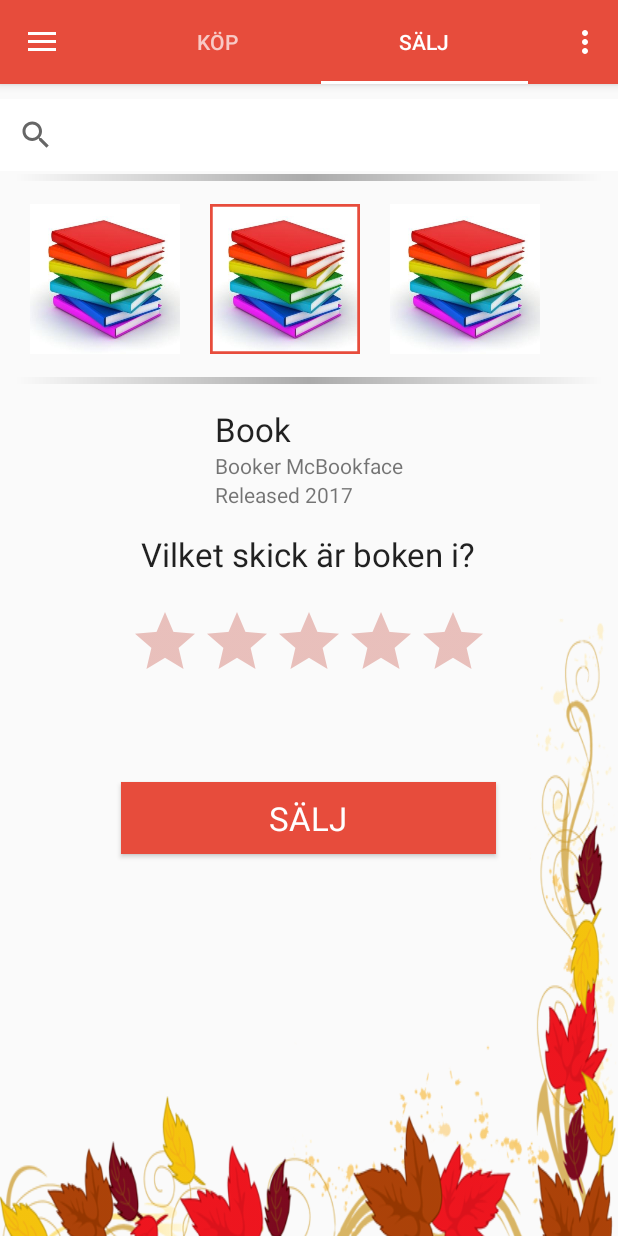
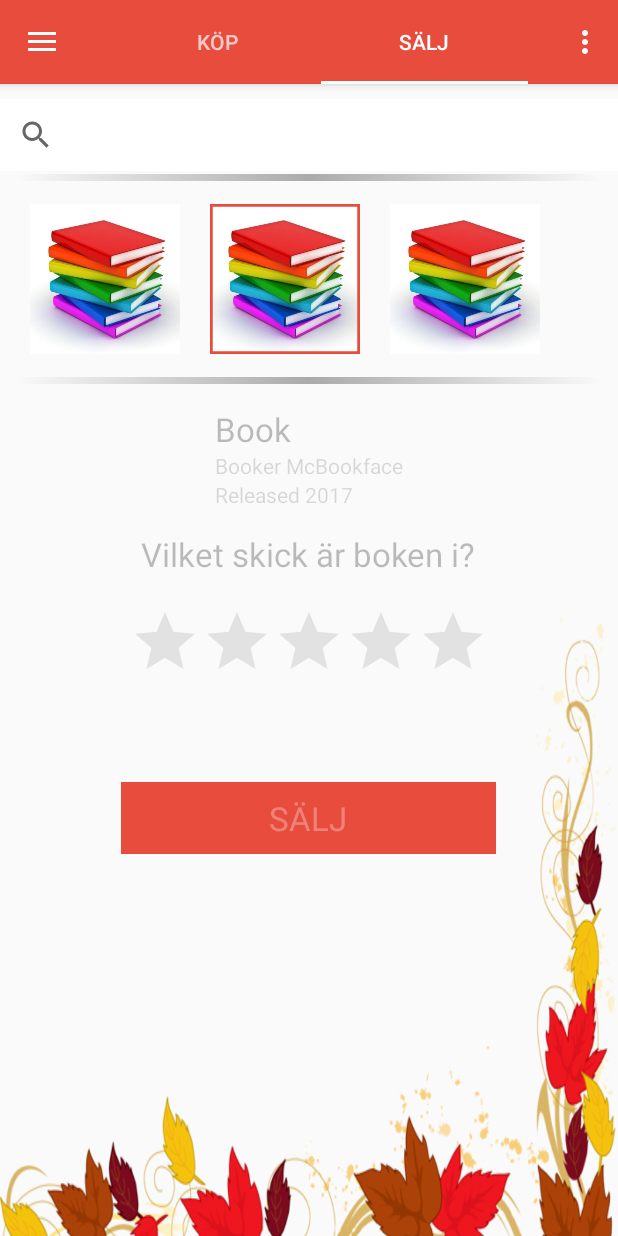
Before and after one commit to MrZtone/Hazel, an Android app: the screen it shows after launch (MainActivity), tab 2 chosen, on a phone screen of 412 x 824 dp. Run offline under Robolectric (Android 15) with nearby library versions, the phone set to English and light mode, and no system bars; 1 statement that could not run was skipped.

Commit message:
Search interface fungerar typ...
själva search activity:n används aldrig, mainactivity är hanterar
istället sökningar. Av någon anledning körs onNewIntent() två gånger,
vet ej varför. kan vara bugg i android emulator

```diff
--- a/app/src/main/java/fiketMafian/Hazel/MainActivity.java
+++ b/app/src/main/java/fiketMafian/Hazel/MainActivity.java
@@ -1,9 +1,13 @@
 package fiketMafian.Hazel;
 
+import android.app.SearchManager;
+import android.content.ComponentName;
+import android.content.Intent;
 import android.content.res.Resources;
 import android.graphics.drawable.Drawable;
 import android.graphics.drawable.LayerDrawable;
 import android.util.DisplayMetrics;
+import android.util.Log;
 import android.view.WindowManager;
 import 	android.widget.LinearLayout.LayoutParams;
 import android.media.Image;
@@ -27,6 +31,7 @@ import android.view.SubMenu;
 import android.view.ViewGroup;
 import android.widget.ImageView;
 import android.widget.LinearLayout;
+import android.widget.SearchView;
 import android.widget.TextView;
 import android.graphics.Bitmap;
 import android.graphics.BitmapFactory;
@@ -34,6 +39,7 @@ import android.support.design.widget.AppBarLayout;
 import android.os.Bundle;
 import fiketMafian.Hazel.RoundImage;
 import 	android.support.design.widget.TabLayout.TabLayoutOnPageChangeListener;
+import android.content.Context;
 
 
 
@@ -53,6 +59,7 @@ public class MainActivity extends AppCompatActivity
 
         Drawable[] layers = new Drawable[2];
         layers[1] = getDrawable(R.drawable.circle);
+
 
         /*
         FloatingActionButton fab = (FloatingActionButton) findViewById(R.id.fab);
@@ -190,6 +197,30 @@ public class MainActivity extends AppCompatActivity
         return true;
     }
 
+    @Override
+    protected void onNewIntent(Intent intent) {
+        Log.d("onnewintent", "onnewintent");
+        //System.out.println("onnewintent");
+        setIntent(intent);
+        handleIntent(intent);
+    }
+
+    private void handleIntent(Intent intent) {
+        if (Intent.ACTION_SEARCH.equals(intent.getAction())) {
+            String query = intent.getStringExtra(SearchManager.QUERY);
+            //use the query to search your data somehow
+        }
+    }
+
+    /*
+    @Override
+    public boolean onSearchRequested() {
+        System.out.print("Search Requested");
+        return super.onSearchRequested();
+    }
+    */
+
+
     /**
      * A {@link FragmentPagerAdapter} that returns a fragment corresponding to
      * one of the sections/tabs/pages.
@@ -256,6 +287,14 @@ public class MainActivity extends AppCompatActivity
             if(getArguments().getInt(ARG_SECTION_NUMBER)==1)
             {
                 rootView = inflater.inflate(R.layout.buy, container, false);
+
+                // Get the SearchView and set the searchable configuration
+                SearchManager searchManager = (SearchManager) getActivity().getSystemService(Context.SEARCH_SERVICE);
+                SearchView searchView = (SearchView) rootView.findViewById(R.id.searchView);
+
+                ComponentName component = new ComponentName(getContext(), MainActivity.class);
+                searchView.setSearchableInfo(searchManager.getSearchableInfo(component));
+                searchView.setIconifiedByDefault(false); // Do not iconify the widget; expand it by default
             }
             else
             {
--- a/app/src/main/res/layout/sell.xml
+++ b/app/src/main/res/layout/sell.xml
@@ -26,7 +26,8 @@
         android:fillViewport="false"
         android:background="@drawable/bookborder"
         android:layout_alignStart="@+id/searchView2"
-        android:layout_alignEnd="@+id/searchView2">
+        android:layout_alignEnd="@+id/searchView2"
+        >
 
         <LinearLayout
             android:id="@+id/bookgallery"
@@ -51,7 +52,8 @@
             android:text="Book"
             android:id="@+id/booktitle"
             android:textAppearance="?android:attr/textAppearanceLarge"
-            android:layout_alignStart="@+id/author" />
+            android:layout_alignStart="@+id/author"
+            android:enabled="false"/>
 
 
 
@@ -60,14 +62,16 @@
             android:textColor="@color/abc_secondary_text_material_light"
             style="@style/Base.TextAppearance.AppCompat.Inverse"
             android:layout_below="@+id/booktitle"
-            android:layout_centerHorizontal="true" />
+            android:layout_centerHorizontal="true"
+            android:enabled="false"/>
 
         <TextView android:layout_width="wrap_content" android:layout_height="wrap_content"
             android:text="Released 2017" android:id="@+id/release"
             android:textColor="@color/abc_secondary_text_material_light"
             style="@style/Base.TextAppearance.AppCompat.Inverse"
             android:layout_below="@+id/author"
-            android:layout_alignStart="@+id/author" />
+            android:layout_alignStart="@+id/author"
+            android:enabled="false"/>
     </RelativeLayout>
 
     <LinearLayout
@@ -85,7 +89,8 @@
             android:textAppearance="?android:attr/textAppearanceLarge"
             android:id="@+id/bookrate"
             android:layout_gravity="center_horizontal"
-            android:text="Vilket skick är boken i?" />
+            android:text="Vilket skick är boken i?"
+            android:enabled="false"/>
 
         <RatingBar
             android:layout_width="wrap_content"
@@ -95,7 +100,9 @@
             android:numStars="5"
             android:layout_marginTop="20dp"
             android:stepSize="1.0"
-            android:theme="@style/RatingBar" />
+            android:theme="@style/RatingBarDisabled"
+            android:isIndicator="true"
+            />
 
         <Button
             android:layout_width="250dp"
@@ -105,7 +112,8 @@
             android:id="@+id/button"
             android:layout_gravity="center_horizontal"
             android:layout_marginTop="60dp"
-            style="@style/Base.TextAppearance.AppCompat.Large.Inverse" />
+            style="@style/Base.TextAppearance.AppCompat.Large.Inverse"
+            android:enabled="false"/>
 
     </LinearLayout>
 
--- a/app/src/main/res/values/colors.xml
+++ b/app/src/main/res/values/colors.xml
@@ -1,7 +1,7 @@
 <?xml version="1.0" encoding="utf-8"?>
 <resources>
     <color name="buyPrimary">#2ecc71</color>
-    <color name="colorPrimaryDark">#27ae60</color>
+    <color name="colorPrimaryDark">#8827ae60</color>
     <color name="colorAccent">#ffffff</color>
     <color name="pending">#f39c12</color>
     <color name="sellPrimary">#e74c3c</color>
--- a/app/src/main/res/values/strings.xml
+++ b/app/src/main/res/values/strings.xml
@@ -4,6 +4,6 @@
     <string name="navigation_drawer_open">Open navigation drawer</string>
     <string name="navigation_drawer_close">Close navigation drawer</string>
     <string name="section_format">Hello World from section: %1$d</string>
-
     <string name="action_settings">Settings</string>
+    <string name="search">Search...</string>
 </resources>
--- a/app/src/main/res/values/styles.xml
+++ b/app/src/main/res/values/styles.xml
@@ -31,7 +31,12 @@
 
     <style name="RatingBar" parent="Theme.AppCompat">
         <item name="colorControlNormal">@color/sellPrimaryDark</item>
-        <item name="colorControlActivated">@android:color/background_dark</item>
+        <item name="colorControlActivated">@color/sellPrimary</item>
+    </style>
+
+    <style name="RatingBarDisabled" parent="Theme.AppCompat">
+        <item name="colorControlNormal">@android:color/darker_gray</item>
+        <item name="colorControlActivated">@android:color/darker_gray</item>
     </style>
 
     <style name="Name" parent="@android:style/TextAppearance.Medium">
--- /dev/null
+++ b/app/src/main/res/xml/searchable.xml
@@ -0,0 +1,5 @@
+<?xml version="1.0" encoding="utf-8"?>
+<searchable xmlns:android="http://schemas.android.com/apk/res/android"
+    android:label="@string/app_name"
+    android:hint="@string/search">
+</searchable>
```
Also changed, not shown: app/src/main/AndroidManifest.xml (+19 -2 lines), app/src/main/java/fiketMafian/Hazel/SearchActivity.java (added, +41 -0 lines), app/src/main/res/layout/book_card_template.xml (added, +58 -0 lines), app/src/main/res/layout/buy.xml (+7 -8 lines), app/src/main/res/layout/search.xml (added, +11 -0 lines), app/src/main/res/drawable/leaff.png, app/src/main/res/drawable/leaffbig.png (added).
